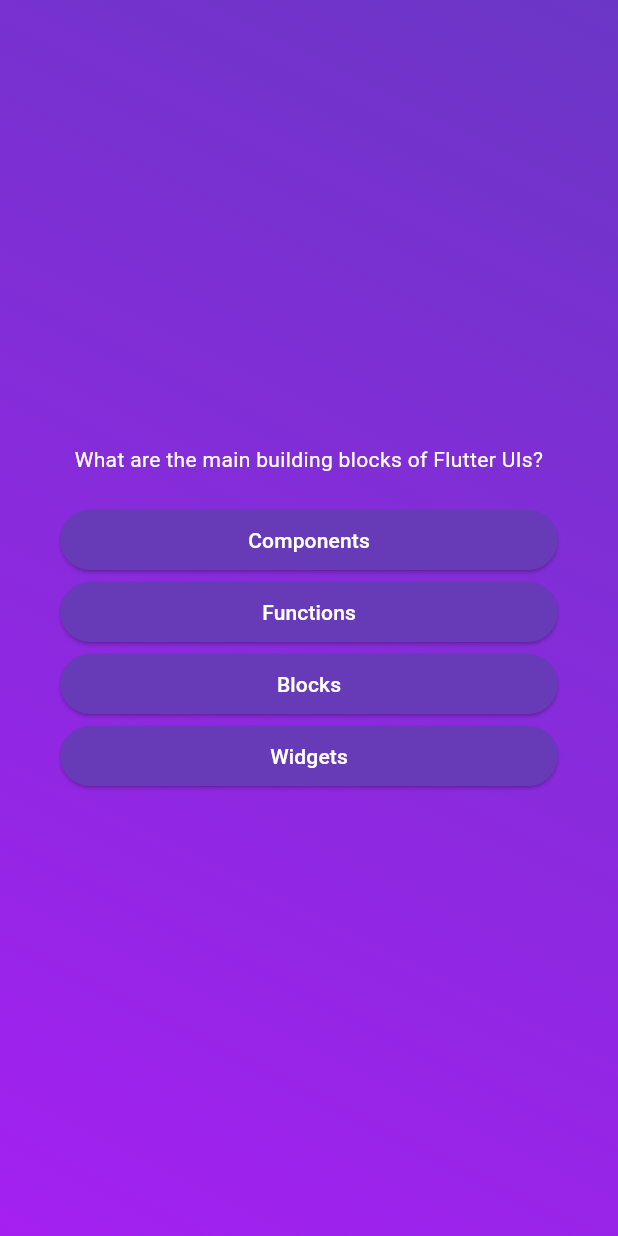
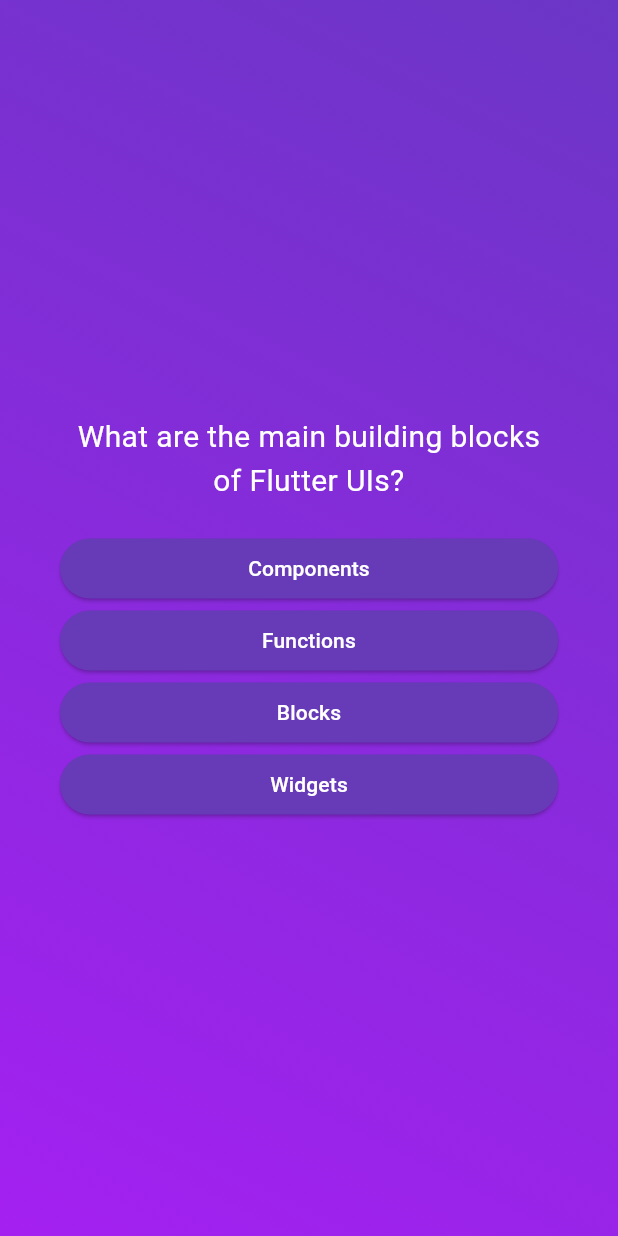
Before and after one commit to saikatcodec/Quiz_App, a Flutter app: the screen it shows after launch, after a tap on "Start Quiz", on a phone screen of 412 x 824 dp. Run offline on Flutter 3.47's test engine with Material 3 defaults, Android fonts, the phone set to English and light mode, and no system bars; our stand-ins replace google_fonts; Roboto replaces fonts that are missing (Ubuntu).

Commit message:
added fonts styles

```diff
--- a/lib/answer_button.dart
+++ b/lib/answer_button.dart
@@ -11,11 +11,15 @@ class AnswerButton extends StatelessWidget {
     return ElevatedButton(
       onPressed: onTap,
       style: ElevatedButton.styleFrom(
+        padding: const EdgeInsets.symmetric(horizontal: 20, vertical: 10),
         backgroundColor: Colors.deepPurple,
         foregroundColor: Colors.white,
         shape: RoundedRectangleBorder(borderRadius: BorderRadius.circular(40)),
       ),
-      child: Text(name),
+      child: Text(
+        name,
+        textAlign: TextAlign.center,
+      ),
     );
   }
 }
--- a/lib/home.dart
+++ b/lib/home.dart
@@ -1,4 +1,5 @@
 import 'package:flutter/material.dart';
+import 'package:google_fonts/google_fonts.dart';
 
 class Home extends StatelessWidget {
   final void Function() switchScreen;
@@ -16,9 +17,9 @@ class Home extends StatelessWidget {
             width: 200,
             height: 300,
           ),
-          const Text(
+          Text(
             'Learn Flutter the Fun Way!',
-            style: TextStyle(
+            style: GoogleFonts.ubuntu(
               color: Colors.white,
               fontSize: 24,
             ),
@@ -26,13 +27,15 @@ class Home extends StatelessWidget {
           const SizedBox(
             height: 20,
           ),
-          FilledButton(
+          FilledButton.icon(
             onPressed: switchScreen,
-            style: const ButtonStyle(
-              backgroundColor:
-                  MaterialStatePropertyAll(Color.fromARGB(255, 121, 0, 214)),
+            style: FilledButton.styleFrom(
+              backgroundColor: const Color.fromARGB(255, 121, 0, 214),
+              shape: BeveledRectangleBorder(
+                  borderRadius: BorderRadius.circular(0)),
             ),
-            child: const Text('Start Quiz'),
+            icon: const Icon(Icons.arrow_right_alt),
+            label: const Text('Start Quiz'),
           ),
         ],
       ),
--- a/lib/questions_screen.dart
+++ b/lib/questions_screen.dart
@@ -1,4 +1,5 @@
 import 'package:flutter/material.dart';
+import 'package:google_fonts/google_fonts.dart';
 
 import 'package:quiz_app/answer_button.dart';
 import 'package:quiz_app/data/questions.dart';
@@ -35,8 +36,9 @@ class _QuestionsScreenState extends State<QuestionsScreen> {
           children: [
             Text(
               question.text,
-              style: const TextStyle(
+              style: GoogleFonts.ubuntu(
                 color: Colors.white,
+                fontSize: 20,
               ),
               textAlign: TextAlign.center,
             ),
--- a/pubspec.yaml
+++ b/pubspec.yaml
@@ -35,6 +35,7 @@ dependencies:
   # The following adds the Cupertino Icons font to your application.
   # Use with the CupertinoIcons class for iOS style icons.
   cupertino_icons: ^1.0.2
+  google_fonts: ^6.1.0
 
 dev_dependencies:
   flutter_test:
```
Also changed, not shown: pubspec.lock, 1 other file.
